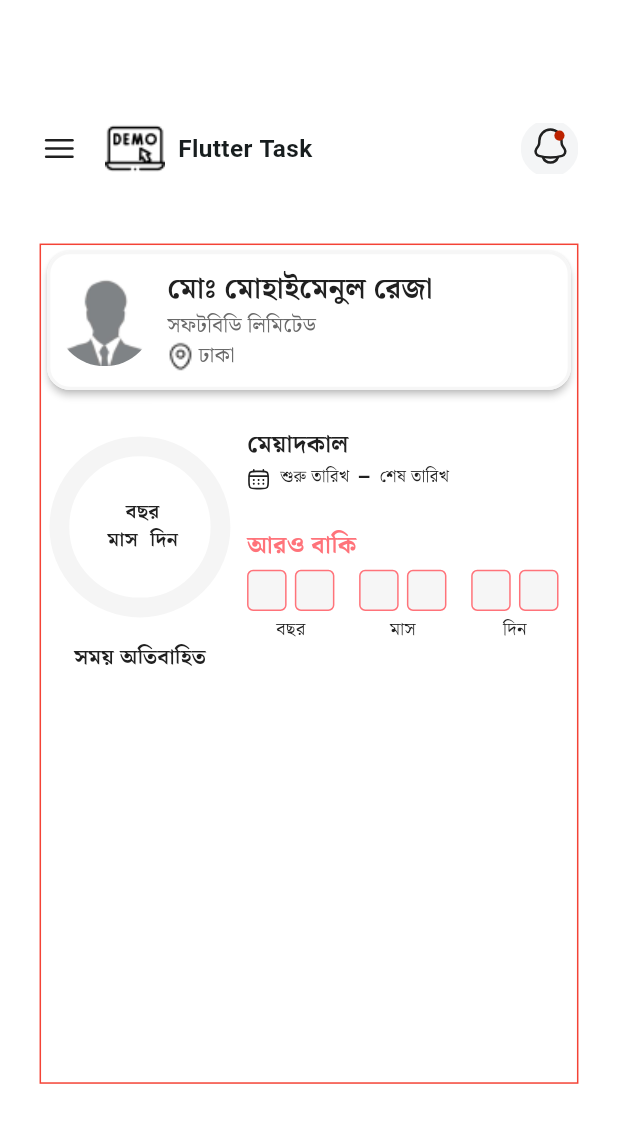
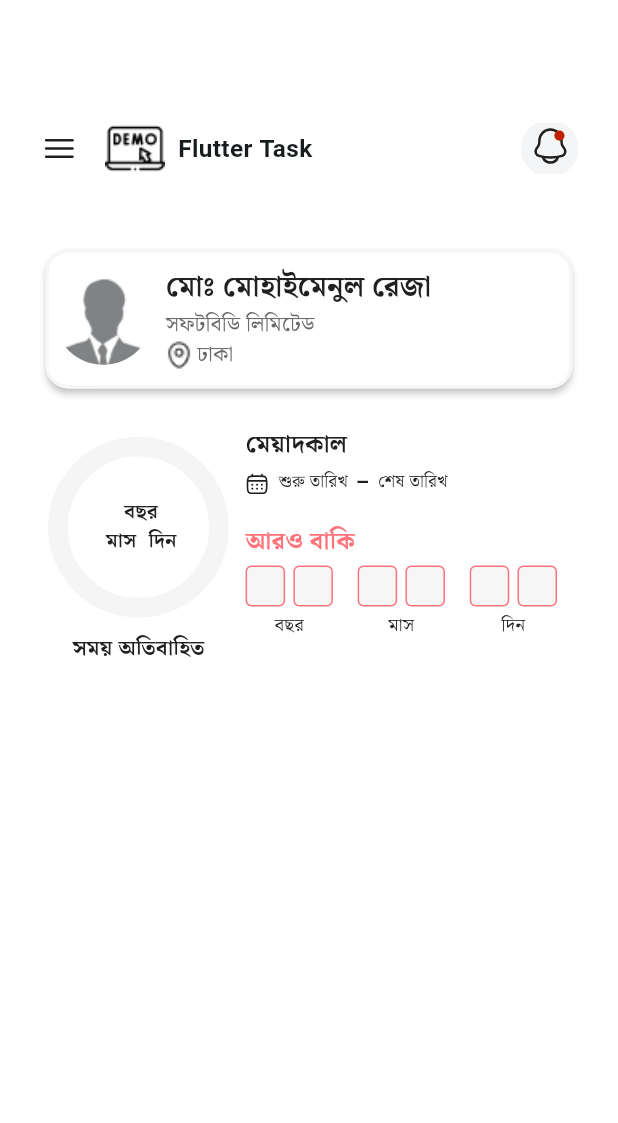
Before and after one commit to hossain-eee/Assginment-Project, a Flutter app: the screen it shows after launch, on a phone screen of 412 x 824 dp. Shown: the top 1123 px of the screen. Run offline on Flutter 3.47's test engine with Material 3 defaults, Android fonts, the phone set to English and light mode, and no system bars; our stand-ins replace flutter_screenutil, flutter_svg, get, google_fonts.

Commit message:
#1 adjust  height width padding to match figma

```diff
--- a/lib/presentation/ui/screens/home_screen.dart
+++ b/lib/presentation/ui/screens/home_screen.dart
@@ -6,7 +6,6 @@ import 'package:soft_bd/presentation/ui/screens/utility/app_color.dart';
 import 'package:soft_bd/presentation/ui/screens/utility/image_assets.dart';
 import 'package:soft_bd/presentation/ui/widgets/home/counting_circular_progress_bar.dart';
 import 'package:soft_bd/presentation/ui/widgets/home/date_range_picker.dart';
-import 'package:soft_bd/presentation/ui/widgets/home/custom_timer.dart';
 import 'package:soft_bd/presentation/ui/widgets/home/home_appbar.dart';
 import 'package:flutter_screenutil/flutter_screenutil.dart';
 import 'package:soft_bd/presentation/ui/widgets/home/user_info.dart';
@@ -34,8 +33,8 @@ class HomeScreen extends StatelessWidget {
               child: Container(
                 width: 327.w,
                 height: 552.h,
-                decoration:
-                    BoxDecoration(border: Border.all(color: Colors.red)),
+                // decoration:
+                //     BoxDecoration(border: Border.all(color: Colors.red)),
                 child: Column(
                   children: [
                     UserInfo(),
@@ -43,22 +42,17 @@ class HomeScreen extends StatelessWidget {
                       height: 20.h,
                     ),
                     //timer section
-                    Row(
-                      children: [
-                        //ProgressBar, take date input from date conter controller
-                        Obx(
-                          () => CountingCircularProgressBar(
-                            startDate: dateController.startDate.value ??
-                                DateTime.now(),
-                            endDate:
-                                dateController.endDate.value ?? DateTime.now(),
+                    Padding(
+                      padding: EdgeInsets.only(top: 2.h),
+                      child: Row(
+                        children: [
+                          const CountingCircularProgressBar(),
+                          SizedBox(
+                            width: 5.w,
                           ),
-                        ),
-                        SizedBox(
-                          width: 5.w,
-                        ),
-                        DateRangePicker(),
-                      ],
+                          DateRangePicker(),
+                        ],
+                      ),
                     )
                   ],
                 ),
--- a/lib/presentation/ui/widgets/home/counting_circular_progress_bar.dart
+++ b/lib/presentation/ui/widgets/home/counting_circular_progress_bar.dart
@@ -41,7 +41,7 @@ class _CountingCircularProgressBarState
         children: [
           SizedBox(
             width: 120.w,
-            height: 132.h,
+            height: 120.h,
             child: Column(
               mainAxisAlignment: MainAxisAlignment.center,
               children: [
--- a/lib/presentation/ui/widgets/home/date_range_picker.dart
+++ b/lib/presentation/ui/widgets/home/date_range_picker.dart
@@ -30,11 +30,11 @@ class DateRangePicker extends StatelessWidget {
               ),
             ),
             SizedBox(
-              height: 4.h,
+              height: 7.h,
             ),
             //two input start day and end day
             FittedBox(child: calendarInput(context)),
-            SizedBox(height: 26.h),
+            SizedBox(height: 20.h),
             Text(
               'আরও বাকি',
               style: GoogleFonts.notoSerifBengali(
```
